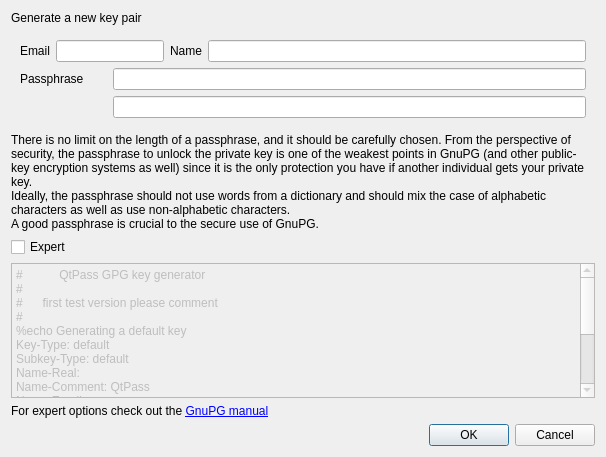
Above: keygendialog.ui from IJHack/QtPass before the change. Below: the same form after it.
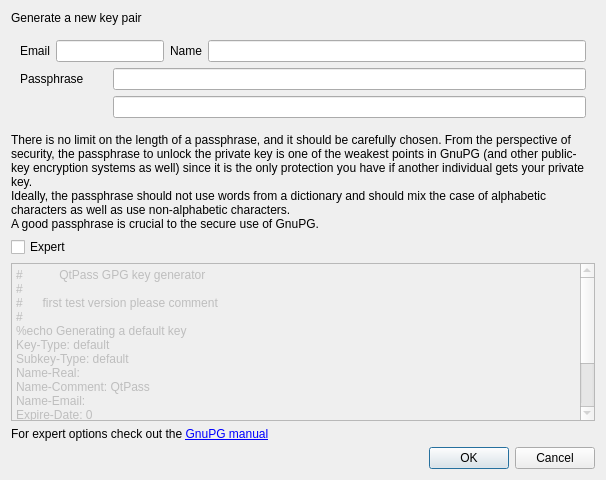
That is the form after the change.

Commit message: keygen look and feel, general error routing

What changed in the file:
```diff
--- a/keygendialog.ui
+++ b/keygendialog.ui
@@ -7,13 +7,13 @@
     <x>0</x>
     <y>0</y>
     <width>606</width>
-    <height>457</height>
+    <height>480</height>
    </rect>
   </property>
   <property name="windowTitle">
    <string>Generate GnuPG keypair</string>
   </property>
-  <layout class="QVBoxLayout" name="verticalLayout">
+  <layout class="QVBoxLayout" name="verticalLayout_2">
    <item>
     <widget class="QLabel" name="label">
      <property name="sizePolicy">
@@ -28,6 +28,27 @@
     </widget>
    </item>
    <item>
+    <widget class="QFrame" name="frame">
+     <property name="frameShape">
+      <enum>QFrame::NoFrame</enum>
+     </property>
+     <property name="frameShadow">
+      <enum>QFrame::Plain</enum>
+     </property>
+     <layout class="QVBoxLayout" name="verticalLayout">
+      <property name="leftMargin">
+       <number>0</number>
+      </property>
+      <property name="topMargin">
+       <number>0</number>
+      </property>
+      <property name="rightMargin">
+       <number>0</number>
+      </property>
+      <property name="bottomMargin">
+       <number>0</number>
+      </property>
+      <item>
     <widget class="QWidget" name="widget" native="true">
      <layout class="QGridLayout" name="gridLayout">
       <item row="1" column="0" colspan="2">
@@ -145,6 +166,9 @@
      <property name="standardButtons">
       <set>QDialogButtonBox::Cancel|QDialogButtonBox::Ok</set>
      </property>
+       </widget>
+      </item>
+     </layout>
     </widget>
    </item>
   </layout>
```
Lines whose indentation alone changed are shown as unchanged. The commit also changes 2 other files.
